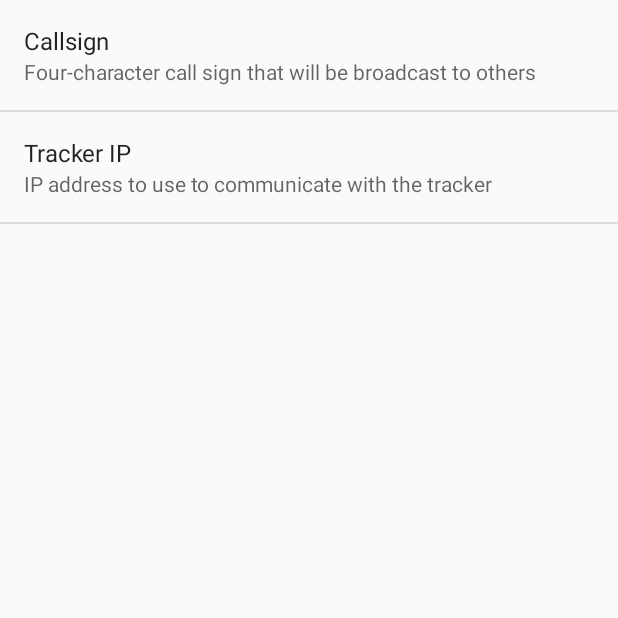
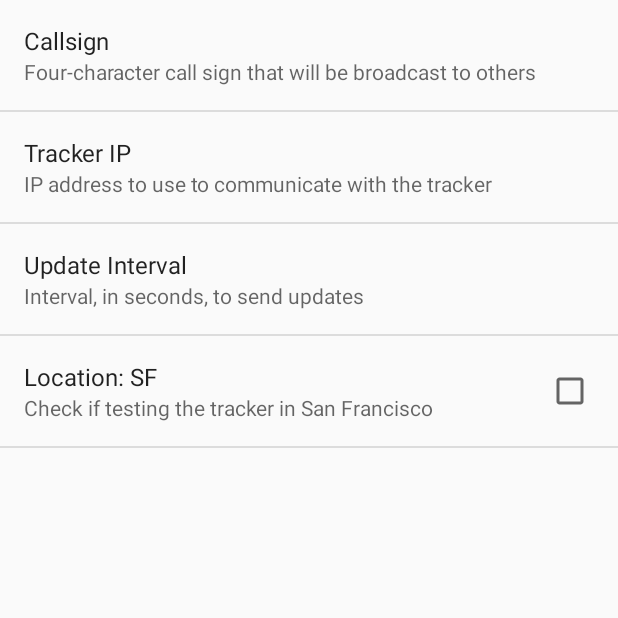
Before and after one commit to avaskys/lora-tracker, an Android app: the SettingsActivity screen opened directly, with no data from a screen before it, on a phone screen of 412 x 824 dp, the top half of it. Run offline under Robolectric (Android 15) with nearby library versions, the phone set to English and light mode, and no system bars; network calls fail.

Commit message:
More preferences

```diff
--- a/android/Tracker/app/src/main/res/xml/preferences.xml
+++ b/android/Tracker/app/src/main/res/xml/preferences.xml
@@ -7,4 +7,11 @@
     <EditTextPreference android:title="Tracker IP"
         android:key="ip"
         android:summary="IP address to use to communicate with the tracker" />
+    <EditTextPreference android:title="Update Interval"
+        android:key="interval"
+        android:inputType="number"
+        android:summary="Interval, in seconds, to send updates" />
+    <CheckBoxPreference android:title="Location: SF"
+        android:key="isSF"
+        android:summary="Check if testing the tracker in San Francisco" />
 </PreferenceScreen>
```
Also changed, not shown: android/Tracker/app/src/main/java/com/vaskys/tracker/LocationWatcherService.java (+10 -2 lines), android/Tracker/app/src/main/java/com/vaskys/tracker/MainActivity.java (+10 -10 lines), 1 other file.
